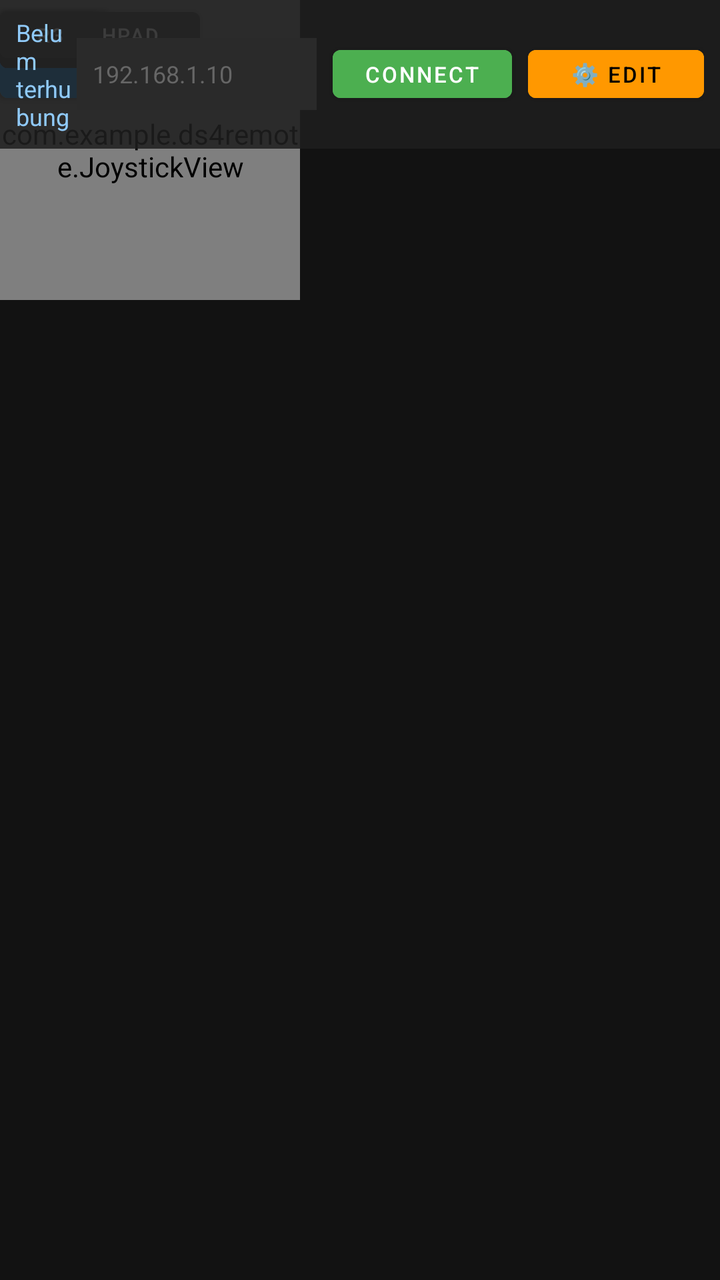
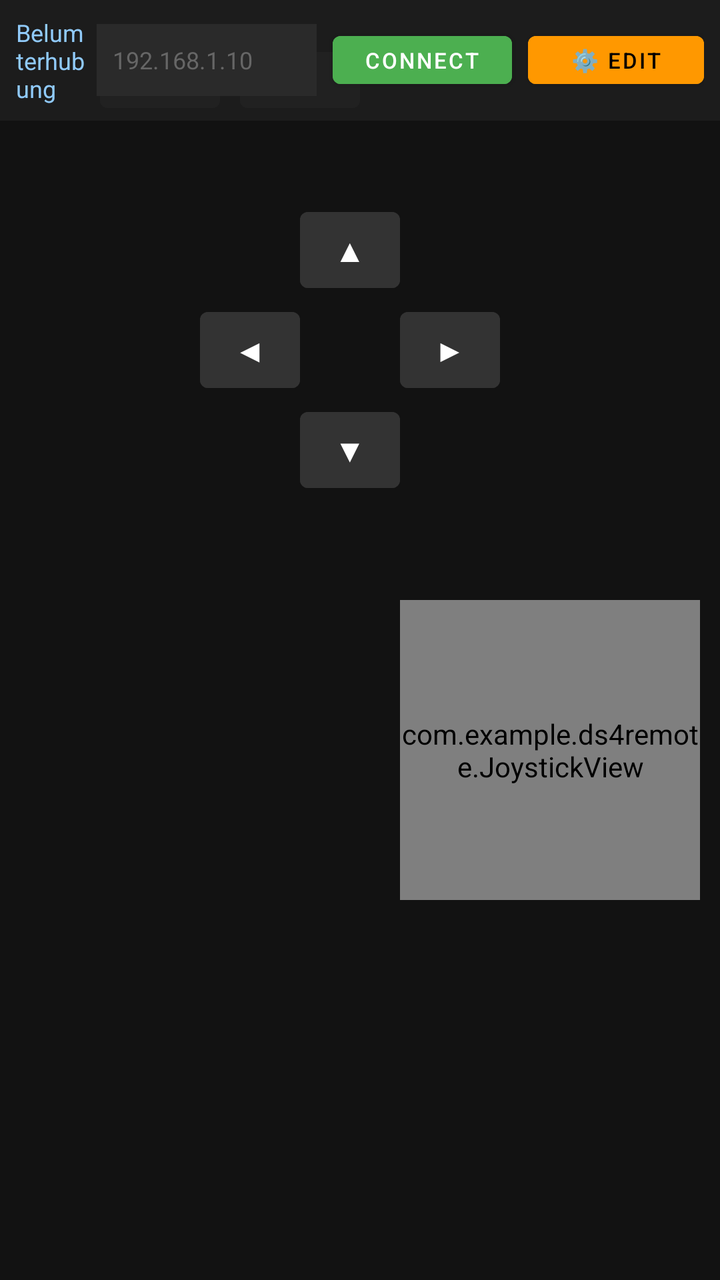

An Android layout rendered at two revisions. The XML below is the earlier revision; the diff shows what the commit changed to produce the second picture.
<!-- AndroidManifest.xml: application theme Theme.MaterialComponents.DayNight.NoActionBar -->
<!-- res/layout/activity_main.xml -->
<?xml version="1.0" encoding="utf-8"?>
<RelativeLayout xmlns:android="http://schemas.android.com/apk/res/android"
    android:layout_width="match_parent"
    android:layout_height="match_parent"
    android:background="#121212">

    
    <FrameLayout
        android:id="@+id/gamepadArea"
        android:layout_width="match_parent"
        android:layout_height="match_parent">

        
        <Button android:id="@+id/dpadUp" android:text="▲"
            android:layout_width="50dp" android:layout_height="50dp" android:padding="0dp" android:textSize="16sp"
            android:backgroundTint="#333333" android:textColor="#FFFFFF" android:x="150dp" android:y="100dp"/>
        <Button android:id="@+id/dpadDown" android:text="▼"
            android:layout_width="50dp" android:layout_height="50dp" android:padding="0dp" android:textSize="16sp"
            android:backgroundTint="#333333" android:textColor="#FFFFFF" android:x="150dp" android:y="200dp"/>
        <Button android:id="@+id/dpadLeft" android:text="◀"
            android:layout_width="50dp" android:layout_height="50dp" android:padding="0dp" android:textSize="16sp"
            android:backgroundTint="#333333" android:textColor="#FFFFFF" android:x="100dp" android:y="150dp"/>
        <Button android:id="@+id/dpadRight" android:text="▶"
            android:layout_width="50dp" android:layout_height="50dp" android:padding="0dp" android:textSize="16sp"
            android:backgroundTint="#333333" android:textColor="#FFFFFF" android:x="200dp" android:y="150dp"/>
        <View android:id="@+id/dpadCenter"
            android:layout_width="50dp" android:layout_height="50dp" android:x="150dp" android:y="150dp"/>

        
        <Button android:id="@+id/btnY" android:text="Y"
            android:layout_width="55dp" android:layout_height="55dp" android:padding="0dp" android:textSize="16sp" android:textStyle="bold"
            android:backgroundTint="#FFC107" android:textColor="#000000" android:x="900dp" android:y="80dp"/>
        <Button android:id="@+id/btnB" android:text="B"
            android:layout_width="55dp" android:layout_height="55dp" android:padding="0dp" android:textSize="16sp" android:textStyle="bold"
            android:backgroundTint="#F44336" android:textColor="#FFFFFF" android:x="960dp" android:y="140dp"/>
        <Button android:id="@+id/btnA" android:text="A"
            android:layout_width="55dp" android:layout_height="55dp" android:padding="0dp" android:textSize="16sp" android:textStyle="bold"
            android:backgroundTint="#4CAF50" android:textColor="#FFFFFF" android:x="900dp" android:y="200dp"/>
        <Button android:id="@+id/btnX" android:text="X"
            android:layout_width="55dp" android:layout_height="55dp" android:padding="0dp" android:textSize="16sp" android:textStyle="bold"
            android:backgroundTint="#2196F3" android:textColor="#FFFFFF" android:x="840dp" android:y="140dp"/>

        
        <Button android:id="@+id/btnL1" android:text="L1"
            android:layout_width="60dp" android:layout_height="40dp" android:padding="0dp"
            android:backgroundTint="#333333" android:textColor="#CCCCCC" android:x="50dp" android:y="20dp"/>
        <Button android:id="@+id/btnL2" android:text="L2"
            android:layout_width="60dp" android:layout_height="40dp" android:padding="0dp"
            android:backgroundTint="#333333" android:textColor="#CCCCCC" android:x="120dp" android:y="20dp"/>
        <Button android:id="@+id/btnR1" android:text="R1"
            android:layout_width="60dp" android:layout_height="40dp" android:padding="0dp"
            android:backgroundTint="#333333" android:textColor="#CCCCCC" android:x="1000dp" android:y="20dp"/>
        <Button android:id="@+id/btnR2" android:text="R2"
            android:layout_width="60dp" android:layout_height="40dp" android:padding="0dp"
            android:backgroundTint="#333333" android:textColor="#CCCCCC" android:x="930dp" android:y="20dp"/>

        
        <Button android:id="@+id/btnShare" android:text="Share"
            android:layout_width="60dp" android:layout_height="40dp" android:padding="0dp" android:textSize="10sp"
            android:backgroundTint="#333333" android:textColor="#CCCCCC" android:x="450dp" android:y="20dp"/>
        <Button android:id="@+id/btnPS" android:text="PS"
            android:layout_width="50dp" android:layout_height="40dp" android:padding="0dp"
            android:backgroundTint="#4A148C" android:textColor="#FFFFFF" android:x="530dp" android:y="20dp"/>
        <Button android:id="@+id/btnOptions" android:text="Options"
            android:layout_width="70dp" android:layout_height="40dp" android:padding="0dp" android:textSize="10sp"
            android:backgroundTint="#333333" android:textColor="#CCCCCC" android:x="590dp" android:y="20dp"/>

        
        <com.example.ds4remote.JoystickView
            android:id="@+id/leftStick"
            android:layout_width="150dp" android:layout_height="150dp"
            android:x="200dp" android:y="300dp"/>

        <com.example.ds4remote.JoystickView
            android:id="@+id/rightStick"
            android:layout_width="150dp" android:layout_height="150dp"
            android:x="800dp" android:y="300dp"/>

        
        <Button android:id="@+id/btnL3" android:text="L3"
            android:layout_width="50dp" android:layout_height="35dp" android:padding="0dp" android:textSize="10sp"
            android:backgroundTint="#444444" android:textColor="#FFFFFF" android:x="450dp" android:y="380dp"/>
        <Button android:id="@+id/btnTouchpad" android:text="Touchpad"
            android:layout_width="100dp" android:layout_height="35dp" android:padding="0dp" android:textSize="10sp"
            android:backgroundTint="#444444" android:textColor="#FFFFFF" android:x="510dp" android:y="380dp"/>
        <Button android:id="@+id/btnR3" android:text="R3"
            android:layout_width="50dp" android:layout_height="35dp" android:padding="0dp" android:textSize="10sp"
            android:backgroundTint="#444444" android:textColor="#FFFFFF" android:x="620dp" android:y="380dp"/>

    </FrameLayout>

    
    <LinearLayout
        android:id="@+id/topBar"
        android:layout_width="match_parent"
        android:layout_height="wrap_content"
        android:orientation="horizontal"
        android:padding="8dp"
        android:background="#DD1E1E1E"
        android:gravity="center_vertical"
        android:layout_alignParentTop="true">

        <TextView
            android:id="@+id/status"
            android:layout_width="0dp"
            android:layout_height="wrap_content"
            android:layout_weight="1"
            android:textColor="#90CAF9"
            android:textSize="12sp"
            android:text="Belum terhubung"/>

        <EditText
            android:id="@+id/ipInput"
            android:layout_width="120dp"
            android:layout_height="36dp"
            android:hint="192.168.1.10"
            android:textColorHint="#666666"
            android:textColor="#FFFFFF"
            android:textSize="12sp"
            android:inputType="text"
            android:background="#2A2A2A"
            android:padding="8dp"/>

        <Button
            android:id="@+id/connectBtn"
            android:layout_width="wrap_content"
            android:layout_height="36dp"
            android:text="Connect"
            android:textSize="11sp"
            android:layout_marginStart="8dp"
            android:backgroundTint="#4CAF50"
            android:textColor="#FFFFFF"/>

        
        <Button
            android:id="@+id/editLayoutBtn"
            android:layout_width="wrap_content"
            android:layout_height="36dp"
            android:text="⚙️ Edit"
            android:textSize="11sp"
            android:layout_marginStart="8dp"
            android:backgroundTint="#FF9800"
            android:textColor="#000000"/>
    </LinearLayout>

</RelativeLayout>
<!-- resources referenced by this layout -->
<resources>

</resources>

<!-- the commit's change to res/layout/activity_main.xml (unified diff, before → after) -->
@@ -4,7 +4,6 @@
     android:layout_height="match_parent"
     android:background="#121212">
 
-    
     <FrameLayout
         android:id="@+id/gamepadArea"
         android:layout_width="match_parent"
@@ -13,80 +12,77 @@
         
         <Button android:id="@+id/dpadUp" android:text="▲"
             android:layout_width="50dp" android:layout_height="50dp" android:padding="0dp" android:textSize="16sp"
-            android:backgroundTint="#333333" android:textColor="#FFFFFF" android:x="150dp" android:y="100dp"/>
+            android:backgroundTint="#333333" android:textColor="#FFFFFF" android:layout_marginLeft="150dp" android:layout_marginTop="100dp"/>
         <Button android:id="@+id/dpadDown" android:text="▼"
             android:layout_width="50dp" android:layout_height="50dp" android:padding="0dp" android:textSize="16sp"
-            android:backgroundTint="#333333" android:textColor="#FFFFFF" android:x="150dp" android:y="200dp"/>
+            android:backgroundTint="#333333" android:textColor="#FFFFFF" android:layout_marginLeft="150dp" android:layout_marginTop="200dp"/>
         <Button android:id="@+id/dpadLeft" android:text="◀"
             android:layout_width="50dp" android:layout_height="50dp" android:padding="0dp" android:textSize="16sp"
-            android:backgroundTint="#333333" android:textColor="#FFFFFF" android:x="100dp" android:y="150dp"/>
+            android:backgroundTint="#333333" android:textColor="#FFFFFF" android:layout_marginLeft="100dp" android:layout_marginTop="150dp"/>
         <Button android:id="@+id/dpadRight" android:text="▶"
             android:layout_width="50dp" android:layout_height="50dp" android:padding="0dp" android:textSize="16sp"
-            android:backgroundTint="#333333" android:textColor="#FFFFFF" android:x="200dp" android:y="150dp"/>
-        <View android:id="@+id/dpadCenter"
-            android:layout_width="50dp" android:layout_height="50dp" android:x="150dp" android:y="150dp"/>
+            android:backgroundTint="#333333" android:textColor="#FFFFFF" android:layout_marginLeft="200dp" android:layout_marginTop="150dp"/>
 
         
         <Button android:id="@+id/btnY" android:text="Y"
             android:layout_width="55dp" android:layout_height="55dp" android:padding="0dp" android:textSize="16sp" android:textStyle="bold"
-            android:backgroundTint="#FFC107" android:textColor="#000000" android:x="900dp" android:y="80dp"/>
+            android:backgroundTint="#FFC107" android:textColor="#000000" android:layout_marginLeft="900dp" android:layout_marginTop="80dp"/>
         <Button android:id="@+id/btnB" android:text="B"
             android:layout_width="55dp" android:layout_height="55dp" android:padding="0dp" android:textSize="16sp" android:textStyle="bold"
-            android:backgroundTint="#F44336" android:textColor="#FFFFFF" android:x="960dp" android:y="140dp"/>
+            android:backgroundTint="#F44336" android:textColor="#FFFFFF" android:layout_marginLeft="960dp" android:layout_marginTop="140dp"/>
         <Button android:id="@+id/btnA" android:text="A"
             android:layout_width="55dp" android:layout_height="55dp" android:padding="0dp" android:textSize="16sp" android:textStyle="bold"
-            android:backgroundTint="#4CAF50" android:textColor="#FFFFFF" android:x="900dp" android:y="200dp"/>
+            android:backgroundTint="#4CAF50" android:textColor="#FFFFFF" android:layout_marginLeft="900dp" android:layout_marginTop="200dp"/>
         <Button android:id="@+id/btnX" android:text="X"
             android:layout_width="55dp" android:layout_height="55dp" android:padding="0dp" android:textSize="16sp" android:textStyle="bold"
-            android:backgroundTint="#2196F3" android:textColor="#FFFFFF" android:x="840dp" android:y="140dp"/>
+            android:backgroundTint="#2196F3" android:textColor="#FFFFFF" android:layout_marginLeft="840dp" android:layout_marginTop="140dp"/>
 
         
         <Button android:id="@+id/btnL1" android:text="L1"
             android:layout_width="60dp" android:layout_height="40dp" android:padding="0dp"
-            android:backgroundTint="#333333" android:textColor="#CCCCCC" android:x="50dp" android:y="20dp"/>
+            android:backgroundTint="#333333" android:textColor="#CCCCCC" android:layout_marginLeft="50dp" android:layout_marginTop="20dp"/>
         <Button android:id="@+id/btnL2" android:text="L2"
             android:layout_width="60dp" android:layout_height="40dp" android:padding="0dp"
-            android:backgroundTint="#333333" android:textColor="#CCCCCC" android:x="120dp" android:y="20dp"/>
+            android:backgroundTint="#333333" android:textColor="#CCCCCC" android:layout_marginLeft="120dp" android:layout_marginTop="20dp"/>
         <Button android:id="@+id/btnR1" android:text="R1"
             android:layout_width="60dp" android:layout_height="40dp" android:padding="0dp"
-            android:backgroundTint="#333333" android:textColor="#CCCCCC" android:x="1000dp" android:y="20dp"/>
+            android:backgroundTint="#333333" android:textColor="#CCCCCC" android:layout_marginLeft="1000dp" android:layout_marginTop="20dp"/>
         <Button android:id="@+id/btnR2" android:text="R2"
             android:layout_width="60dp" android:layout_height="40dp" android:padding="0dp"
-            android:backgroundTint="#333333" android:textColor="#CCCCCC" android:x="930dp" android:y="20dp"/>
+            android:backgroundTint="#333333" android:textColor="#CCCCCC" android:layout_marginLeft="930dp" android:layout_marginTop="20dp"/>
 
         
         <Button android:id="@+id/btnShare" android:text="Share"
             android:layout_width="60dp" android:layout_height="40dp" android:padding="0dp" android:textSize="10sp"
-            android:backgroundTint="#333333" android:textColor="#CCCCCC" android:x="450dp" android:y="20dp"/>
+            android:backgroundTint="#333333" android:textColor="#CCCCCC" android:layout_marginLeft="450dp" android:layout_marginTop="20dp"/>
         <Button android:id="@+id/btnPS" android:text="PS"
             android:layout_width="50dp" android:layout_height="40dp" android:padding="0dp"
-            android:backgroundTint="#4A148C" android:textColor="#FFFFFF" android:x="530dp" android:y="20dp"/>
+            android:backgroundTint="#4A148C" android:textColor="#FFFFFF" android:layout_marginLeft="530dp" android:layout_marginTop="20dp"/>
         <Button android:id="@+id/btnOptions" android:text="Options"
             android:layout_width="70dp" android:layout_height="40dp" android:padding="0dp" android:textSize="10sp"
-            android:backgroundTint="#333333" android:textColor="#CCCCCC" android:x="590dp" android:y="20dp"/>
+            android:backgroundTint="#333333" android:textColor="#CCCCCC" android:layout_marginLeft="590dp" android:layout_marginTop="20dp"/>
 
         
         <com.example.ds4remote.JoystickView
             android:id="@+id/leftStick"
             android:layout_width="150dp" android:layout_height="150dp"
-            android:x="200dp" android:y="300dp"/>
+            android:layout_marginLeft="200dp" android:layout_marginTop="300dp"/>
 
         <com.example.ds4remote.JoystickView
             android:id="@+id/rightStick"
             android:layout_width="150dp" android:layout_height="150dp"
-            android:x="800dp" android:y="300dp"/>
+            android:layout_marginLeft="800dp" android:layout_marginTop="300dp"/>
 
         
         <Button android:id="@+id/btnL3" android:text="L3"
             android:layout_width="50dp" android:layout_height="35dp" android:padding="0dp" android:textSize="10sp"
-            android:backgroundTint="#444444" android:textColor="#FFFFFF" android:x="450dp" android:y="380dp"/>
+            android:backgroundTint="#444444" android:textColor="#FFFFFF" android:layout_marginLeft="450dp" android:layout_marginTop="380dp"/>
         <Button android:id="@+id/btnTouchpad" android:text="Touchpad"
             android:layout_width="100dp" android:layout_height="35dp" android:padding="0dp" android:textSize="10sp"
-            android:backgroundTint="#444444" android:textColor="#FFFFFF" android:x="510dp" android:y="380dp"/>
+            android:backgroundTint="#444444" android:textColor="#FFFFFF" android:layout_marginLeft="510dp" android:layout_marginTop="380dp"/>
         <Button android:id="@+id/btnR3" android:text="R3"
             android:layout_width="50dp" android:layout_height="35dp" android:padding="0dp" android:textSize="10sp"
-            android:backgroundTint="#444444" android:textColor="#FFFFFF" android:x="620dp" android:y="380dp"/>
-
+            android:backgroundTint="#444444" android:textColor="#FFFFFF" android:layout_marginLeft="620dp" android:layout_marginTop="380dp"/>
     </FrameLayout>
 
     
@@ -100,47 +96,32 @@
         android:gravity="center_vertical"
         android:layout_alignParentTop="true">
 
-        <TextView
-            android:id="@+id/status"
-            android:layout_width="0dp"
-            android:layout_height="wrap_content"
-            android:layout_weight="1"
-            android:textColor="#90CAF9"
-            android:textSize="12sp"
-            android:text="Belum terhubung"/>
+        <TextView android:id="@+id/status" android:layout_width="0dp" android:layout_height="wrap_content"
+            android:layout_weight="1" android:textColor="#90CAF9" android:textSize="12sp" android:text="Belum terhubung"/>
 
-        <EditText
-            android:id="@+id/ipInput"
-            android:layout_width="120dp"
-            android:layout_height="36dp"
-            android:hint="192.168.1.10"
-            android:textColorHint="#666666"
-            android:textColor="#FFFFFF"
-            android:textSize="12sp"
-            android:inputType="text"
-            android:background="#2A2A2A"
-            android:padding="8dp"/>
+        <EditText android:id="@+id/ipInput" android:layout_width="110dp" android:layout_height="36dp"
+            android:hint="192.168.1.10" android:textColorHint="#666666" android:textColor="#FFFFFF"
+            android:textSize="12sp" android:inputType="text" android:background="#2A2A2A" android:padding="8dp"/>
 
-        <Button
-            android:id="@+id/connectBtn"
-            android:layout_width="wrap_content"
-            android:layout_height="36dp"
-            android:text="Connect"
-            android:textSize="11sp"
-            android:layout_marginStart="8dp"
-            android:backgroundTint="#4CAF50"
-            android:textColor="#FFFFFF"/>
+        <Button android:id="@+id/connectBtn" android:layout_width="wrap_content" android:layout_height="36dp"
+            android:text="Connect" android:textSize="11sp" android:layout_marginStart="8dp"
+            android:backgroundTint="#4CAF50" android:textColor="#FFFFFF"/>
 
-        
-        <Button
-            android:id="@+id/editLayoutBtn"
-            android:layout_width="wrap_content"
-            android:layout_height="36dp"
-            android:text="⚙️ Edit"
-            android:textSize="11sp"
-            android:layout_marginStart="8dp"
-            android:backgroundTint="#FF9800"
-            android:textColor="#000000"/>
+        <Button android:id="@+id/editLayoutBtn" android:layout_width="wrap_content" android:layout_height="36dp"
+            android:text="⚙️ Edit" android:textSize="11sp" android:layout_marginStart="8dp"
+            android:backgroundTint="#FF9800" android:textColor="#000000"/>
+            
+        <Button android:id="@+id/resetLayoutBtn" android:layout_width="wrap_content" android:layout_height="36dp"
+            android:text="🔄 Reset" android:textSize="11sp" android:layout_marginStart="8dp"
+            android:backgroundTint="#F44336" android:textColor="#FFFFFF" android:visibility="gone"/>
+
+        <Button android:id="@+id/exportLayoutBtn" android:layout_width="wrap_content" android:layout_height="36dp"
+            android:text="📤 Export" android:textSize="11sp" android:layout_marginStart="8dp"
+            android:backgroundTint="#2196F3" android:textColor="#FFFFFF" android:visibility="gone"/>
+
+        <Button android:id="@+id/importLayoutBtn" android:layout_width="wrap_content" android:layout_height="36dp"
+            android:text="📥 Import" android:textSize="11sp" android:layout_marginStart="8dp"
+            android:backgroundTint="#9C27B0" android:textColor="#FFFFFF" android:visibility="gone"/>
     </LinearLayout>
 
 </RelativeLayout>
